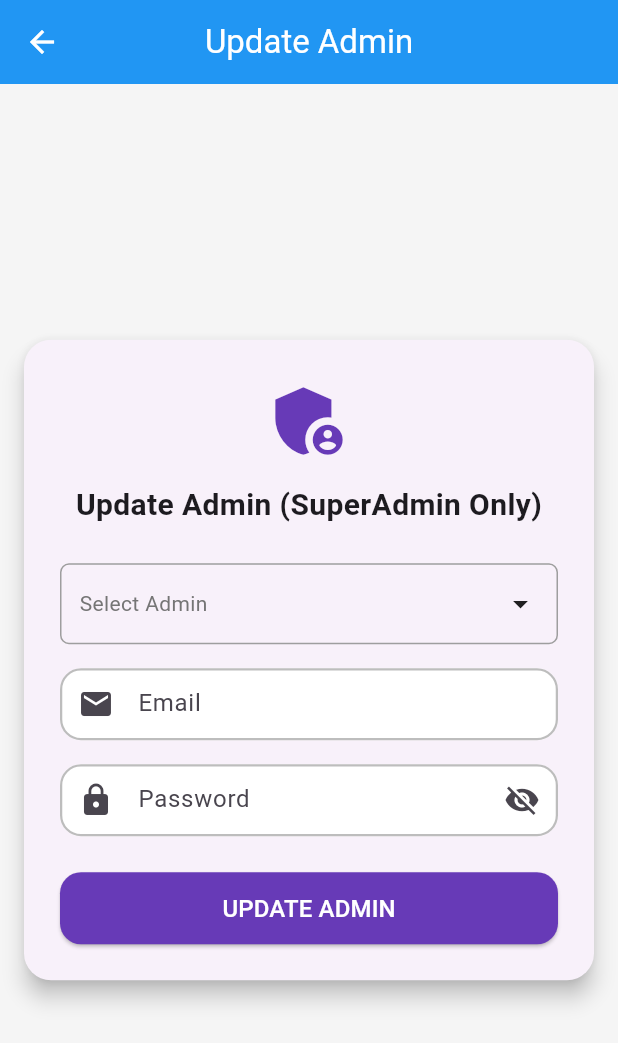
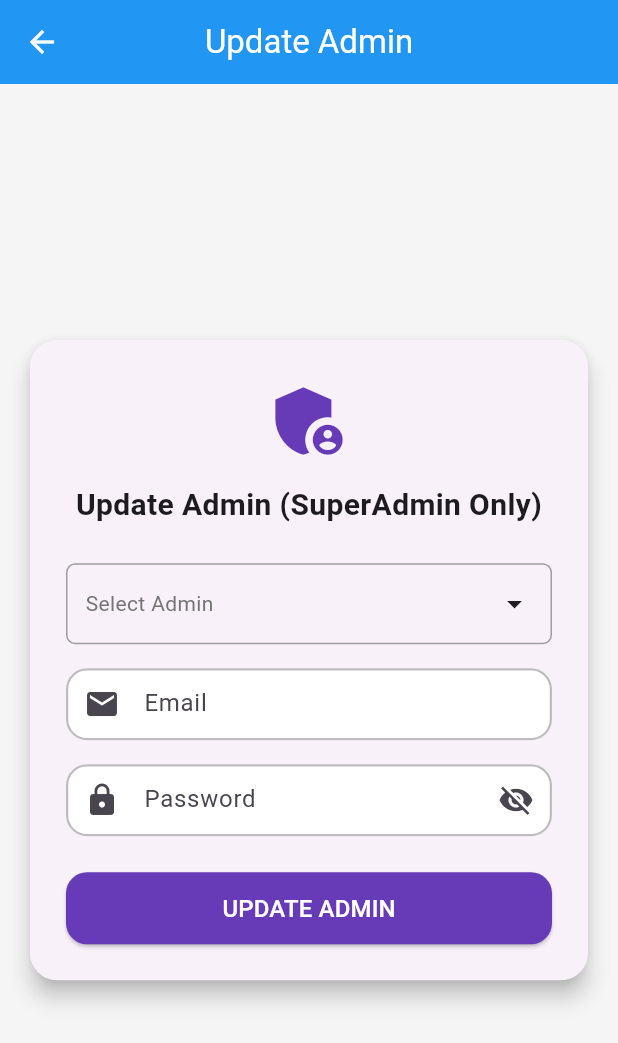
Before and after one commit to iamps-dev/my_safety_admin, a Flutter app: the AdminUpdateView screen opened directly, on a phone screen of 412 x 824 dp. Shown: the top 1043 px of the screen. Run offline on Flutter 3.47's test engine with Material 3 defaults, Android fonts, the phone set to English and light mode, and no system bars; our stand-ins replace dio, get, get_storage, jwt_decoder; accounts and stored records are empty; network calls fail.

Commit message:
2-1-2026

```diff
--- a/lib/Data/Appurl/app_url.dart
+++ b/lib/Data/Appurl/app_url.dart
@@ -1,5 +1,5 @@
 class AppUrl {
-  static const String baseUrl = "http://192.168.43.135:8080/api";
+  static const String baseUrl = "http://192.168.10.149:8080/api";
 
   // 🔹 Admin base path
   static const String adminAuth = "$baseUrl/auth/admin";
--- a/lib/Repo/Login/auth_repository.dart
+++ b/lib/Repo/Login/auth_repository.dart
@@ -18,8 +18,10 @@ class AuthRepository {
   }
 
   // 🔹 Get all Admins API (List)
-  Future<List<Map<String, dynamic>>> getAllAdmins() async {
+// 🔹 Get all Admins API
+  Future<Map<String, dynamic>> getAllAdmins() async {
     final response = await ApiClient.dio.get("${AppUrl.adminAuth}/all");
-    return List<Map<String, dynamic>>.from(response.data);
+    return response.data; // <-- Map
   }
+
 }
--- a/lib/View/admin_update_v/admin_update_view.dart
+++ b/lib/View/admin_update_v/admin_update_view.dart
@@ -11,6 +11,7 @@ class AdminUpdateView extends GetView<AdminUpdateController> {
   @override
   Widget build(BuildContext context) {
     return Scaffold(
+      resizeToAvoidBottomInset: true,
       backgroundColor: Colors.grey.shade100,
       appBar: AppBar(
         backgroundColor: AppColors.primary,
@@ -25,7 +26,13 @@ class AdminUpdateView extends GetView<AdminUpdateController> {
         ),
         centerTitle: true,
       ),
-      body: Center(
+
+      /// 🔹 FIXED BODY (NO OVERFLOW)
+      body: GestureDetector(
+        onTap: () => FocusScope.of(context).unfocus(),
+        child: Center(
+          child: SingleChildScrollView(
+            padding: const EdgeInsets.all(16),
             child: Card(
               elevation: 6,
               shape: RoundedRectangleBorder(
@@ -37,17 +44,26 @@ class AdminUpdateView extends GetView<AdminUpdateController> {
                 child: Column(
                   mainAxisSize: MainAxisSize.min,
                   children: [
-                const Icon(Icons.admin_panel_settings,
-                    size: 60, color: Colors.deepPurple),
+                    const Icon(
+                      Icons.admin_panel_settings,
+                      size: 60,
+                      color: Colors.deepPurple,
+                    ),
+
                     const SizedBox(height: 12),
+
                     const Text(
                       "Update Admin (SuperAdmin Only)",
-                  style: TextStyle(fontSize: 20, fontWeight: FontWeight.bold),
+                      style: TextStyle(
+                        fontSize: 20,
+                        fontWeight: FontWeight.bold,
+                      ),
                       textAlign: TextAlign.center,
                     ),
+
                     const SizedBox(height: 24),
 
-                /// 🔹 Dropdown
+                    /// 🔹 ADMIN DROPDOWN
                     DropdownWithSearch(
                       hintText: "Select Admin",
                       items: controller.admins,
@@ -55,20 +71,19 @@ class AdminUpdateView extends GetView<AdminUpdateController> {
                       onSelect: controller.selectAdmin,
                     ),
 
-
-
                     const SizedBox(height: 16),
 
-                /// 🔹 Email field
+                    /// 🔹 EMAIL FIELD
                     TextFormFieldWgt(
                       hinttext: "Email",
                       controller: controller.emailCtrl,
                       prxicon: Icons.email,
                       inptype: TextInputType.emailAddress,
                     ),
+
                     const SizedBox(height: 16),
 
-                /// 🔹 Password field
+                    /// 🔹 PASSWORD FIELD
                     Obx(() => TextFormFieldWgt(
                       hinttext: "Password",
                       maxline: 1,
@@ -83,7 +98,7 @@ class AdminUpdateView extends GetView<AdminUpdateController> {
 
                     const SizedBox(height: 24),
 
-                /// 🔹 Update button
+                    /// 🔹 UPDATE BUTTON
                     Obx(() => SizedBox(
                       width: double.infinity,
                       height: 48,
@@ -115,6 +130,8 @@ class AdminUpdateView extends GetView<AdminUpdateController> {
               ),
             ),
           ),
+        ),
+      ),
     );
   }
 }
--- a/pubspec.yaml
+++ b/pubspec.yaml
@@ -19,7 +19,7 @@ publish_to: 'none' # Remove this line if you wish to publish to pub.dev
 version: 1.0.0+1
 
 environment:
-  sdk: ^3.10.3
+  sdk: ">=3.0.0 <4.0.0"
 
 # Dependencies specify other packages that your package needs in order to work.
 # To automatically upgrade your package dependencies to the latest versions
```
Also changed, not shown: lib/view_model/admin_update_c/admin_update_controller.dart (+9 -6 lines), pubspec.lock. Lines whose indentation alone changed are shown as unchanged.
